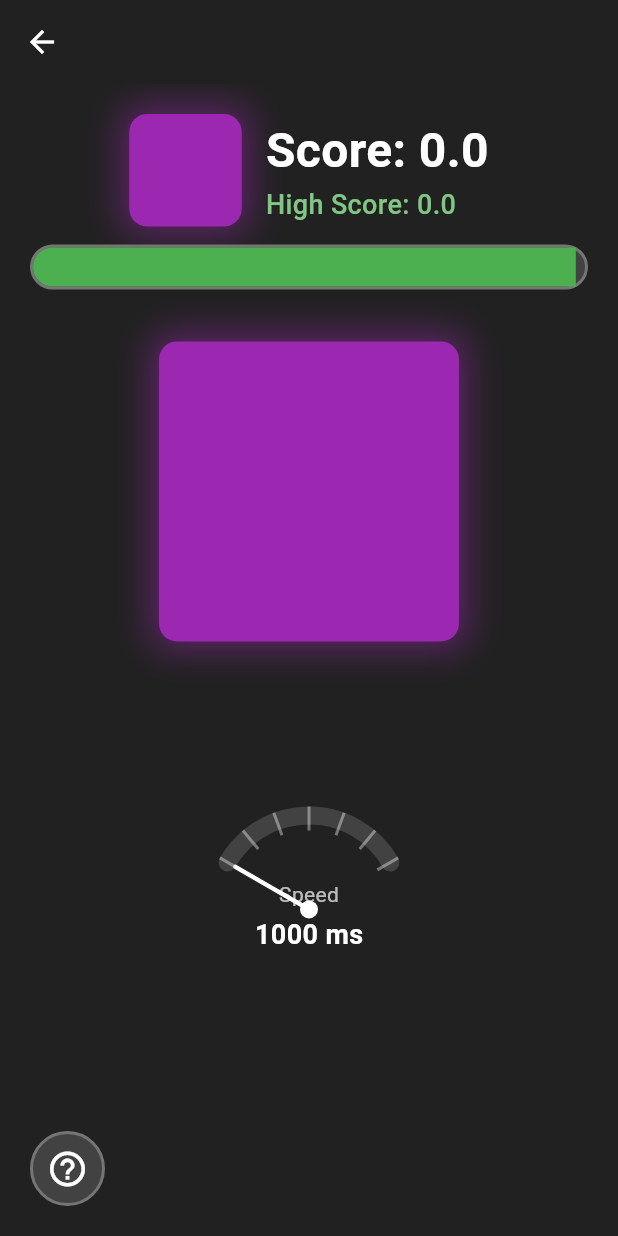
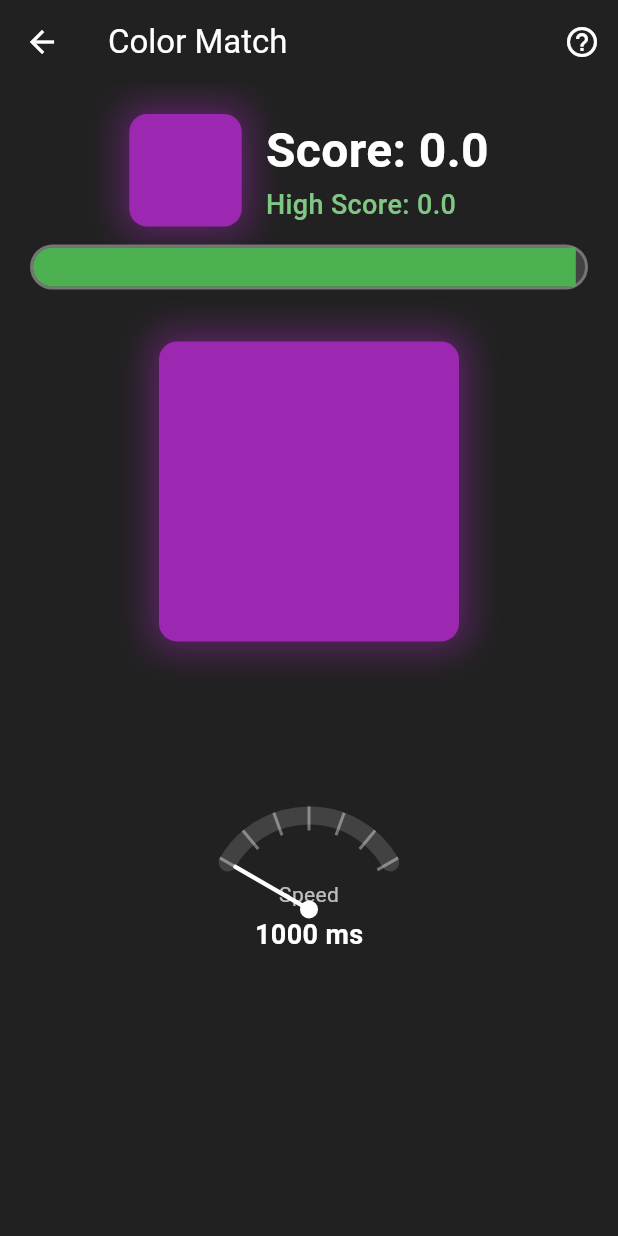
Before and after one commit to EvalVis/cats-instinct, a Flutter app: the screen it shows after launch, after a tap on "Color Match", on a phone screen of 412 x 824 dp. Run offline on Flutter 3.47's test engine with Material 3 defaults, Android fonts, the phone set to English and light mode, and no system bars; our stand-ins replace shared_preferences.

Commit message:
Change style

```diff
--- a/lib/color_match_game.dart
+++ b/lib/color_match_game.dart
@@ -435,12 +435,17 @@ class _ColorMatchGameState extends State<ColorMatchGame> {
           icon: const Icon(Icons.arrow_back, color: Colors.white),
           onPressed: () => Navigator.pop(context),
         ),
+        title: const Text('Color Match', style: TextStyle(color: Colors.white)),
         actions: [
           if (widget.sandbox)
             IconButton(
               icon: const Icon(Icons.settings, color: Colors.white),
               onPressed: _showSandboxSettings,
             ),
+          IconButton(
+            icon: const Icon(Icons.help_outline, color: Colors.white),
+            onPressed: () => _showInstructions(context),
+          ),
         ],
       ),
       backgroundColor: Colors.grey[900],
@@ -533,27 +538,6 @@ class _ColorMatchGameState extends State<ColorMatchGame> {
                 ),
               ),
             ),
-            Positioned(
-              bottom: 20,
-              left: 20,
-              child: GestureDetector(
-                onTap: () => _showInstructions(context),
-                child: Container(
-                  width: 50,
-                  height: 50,
-                  decoration: BoxDecoration(
-                    color: Colors.grey[800],
-                    shape: BoxShape.circle,
-                    border: Border.all(color: Colors.grey[600]!, width: 2),
-                  ),
-                  child: const Icon(
-                    Icons.help_outline,
-                    color: Colors.white,
-                    size: 28,
-                  ),
-                ),
-              ),
-            ),
             Center(
               child: Column(
                 mainAxisAlignment: MainAxisAlignment.center,
```
